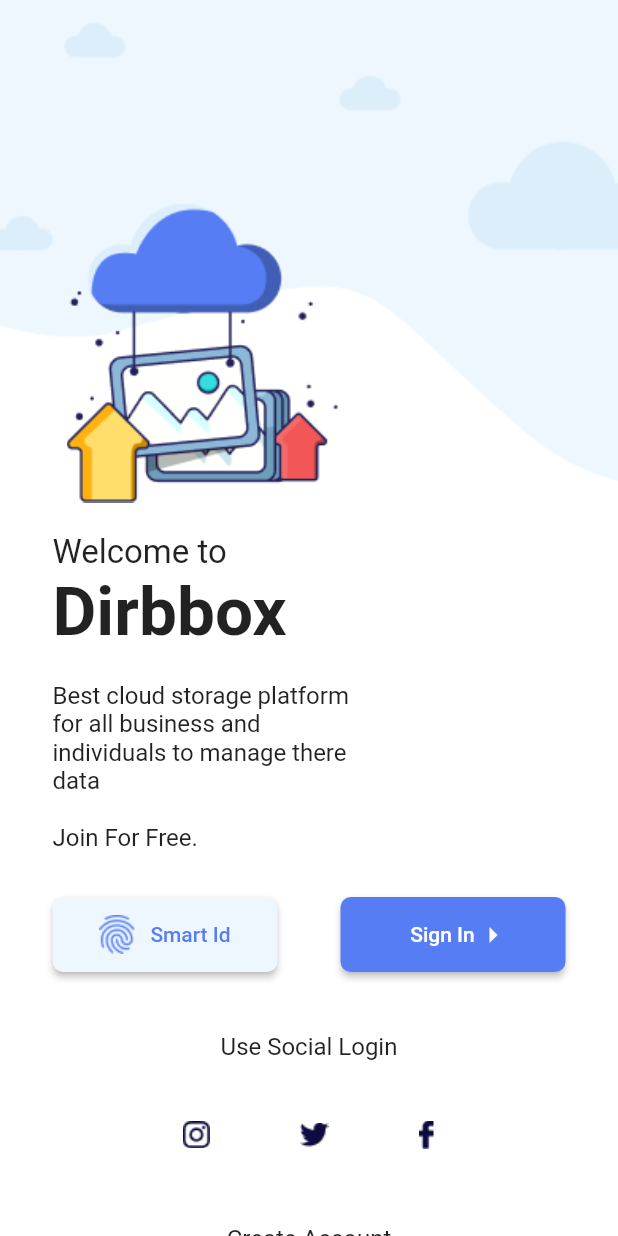
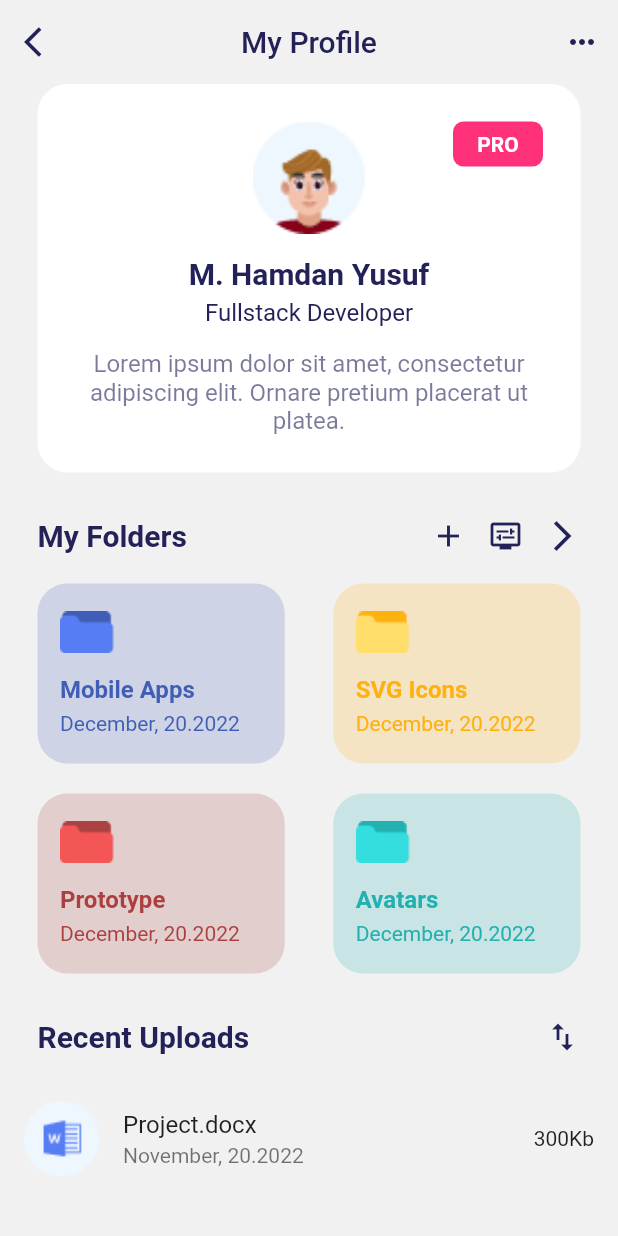
Before and after one commit to itsmhyne/mhyflutter, a Flutter app: the screen it shows after launch, after a tap on "Sign In", on a phone screen of 412 x 824 dp. Run offline on Flutter 3.47's test engine with Material 2 defaults, Android fonts, the phone set to English and light mode, and no system bars; our stand-ins replace get, introduction_screen, lottie.

Commit message:
add ui dirbbox profile

```diff
--- a/lib/app/modules/dirbbox_login/views/dirbbox_login_view.dart
+++ b/lib/app/modules/dirbbox_login/views/dirbbox_login_view.dart
@@ -1,6 +1,7 @@
 import 'dart:ui';
 
 import 'package:flutter/material.dart';
+import 'package:flutterapi/app/routes/app_pages.dart';
 
 import 'package:get/get.dart';
 
@@ -85,7 +86,9 @@ class DirbboxLoginView extends GetView<DirbboxLoginController> {
                                 borderRadius: BorderRadius.circular(7))),
                       ),
                       ElevatedButton(
-                        onPressed: () {},
+                        onPressed: () {
+                          Get.toNamed(Routes.DIRBBOX_PROFILE);
+                        },
                         child: Row(
                           mainAxisAlignment: MainAxisAlignment.center,
                           children: [
--- /dev/null
+++ b/lib/app/modules/dirbbox_profile/bindings/dirbbox_profile_binding.dart
@@ -0,0 +1,12 @@
+import 'package:get/get.dart';
+
+import '../controllers/dirbbox_profile_controller.dart';
+
+class DirbboxProfileBinding extends Bindings {
+  @override
+  void dependencies() {
+    Get.lazyPut<DirbboxProfileController>(
+      () => DirbboxProfileController(),
+    );
+  }
+}
--- /dev/null
+++ b/lib/app/modules/dirbbox_profile/controllers/dirbbox_profile_controller.dart
@@ -0,0 +1,20 @@
+import 'package:get/get.dart';
+
+class DirbboxProfileController extends GetxController {
+  //TODO: Implement DirbboxProfileController
+
+  final count = 0.obs;
+  @override
+  void onInit() {
+    super.onInit();
+  }
+
+  @override
+  void onReady() {
+    super.onReady();
+  }
+
+  @override
+  void onClose() {}
+  void increment() => count.value++;
+}
--- /dev/null
+++ b/lib/app/modules/dirbbox_profile/views/dirbbox_profile_view.dart
@@ -0,0 +1,288 @@
+import 'package:flutter/cupertino.dart';
+import 'package:flutter/material.dart';
+import 'package:flutterapi/app/routes/app_pages.dart';
+
+import 'package:get/get.dart';
+
+import '../controllers/dirbbox_profile_controller.dart';
+
+class DirbboxProfileView extends GetView<DirbboxProfileController> {
+  @override
+  Widget build(BuildContext context) {
+    return Scaffold(
+      backgroundColor: Color(0xfff1f1f1),
+      appBar: AppBar(
+        elevation: 0,
+        backgroundColor: Color(0xfff1f1f1),
+        leading: IconButton(
+            onPressed: () {
+              Get.offAllNamed(Routes.DIRBBOX_LOGIN);
+            },
+            icon: Icon(Icons.arrow_back_ios),
+            color: Color(0xff222158)),
+        title: Text(
+          'My Profile',
+          style: TextStyle(color: Color(0xff222158)),
+        ),
+        actions: [
+          IconButton(
+              onPressed: () {
+                Get.snackbar("Info", "More Clicked");
+              },
+              icon: Icon(Icons.more_horiz_sharp),
+              color: Color(0xff222158))
+        ],
+        centerTitle: true,
+      ),
+      body: ListView(
+        children: [
+          Container(
+            margin: EdgeInsets.symmetric(horizontal: 25),
+            padding: EdgeInsets.all(25),
+            decoration: BoxDecoration(
+              color: Colors.white,
+              borderRadius: BorderRadius.circular(20),
+            ),
+            child: Stack(
+              children: [
+                Column(
+                  children: [
+                    Container(
+                        width: 75,
+                        height: 75,
+                        child: Image.asset(
+                          "assets/dirbbox/profile.png",
+                          fit: BoxFit.cover,
+                        )),
+                    SizedBox(
+                      height: 15,
+                    ),
+                    Text(
+                      "M. Hamdan Yusuf",
+                      style: TextStyle(
+                        fontSize: 20,
+                        fontWeight: FontWeight.bold,
+                        color: Color(0xff222158),
+                      ),
+                    ),
+                    SizedBox(
+                      height: 5,
+                    ),
+                    Text(
+                      "Fullstack Developer",
+                      style: TextStyle(
+                        fontSize: 16,
+                        color: Color(0xff222158),
+                      ),
+                    ),
+                    SizedBox(
+                      height: 15,
+                    ),
+                    Text(
+                      "Lorem ipsum dolor sit amet, consectetur adipiscing elit. Ornare pretium placerat ut platea.",
+                      textAlign: TextAlign.center,
+                      style: TextStyle(
+                        fontSize: 16,
+                        color: Color(0xff222158).withOpacity(0.6),
+                      ),
+                    )
+                  ],
+                ),
+                Align(
+                  alignment: Alignment.topRight,
+                  child: Container(
+                    width: 60,
+                    height: 30,
+                    decoration: BoxDecoration(
+                        color: Color(0xffff317b),
+                        borderRadius: BorderRadius.circular(7)),
+                    child: Center(
+                        child: Text(
+                      "PRO",
+                      style: TextStyle(
+                        color: Colors.white,
+                        fontWeight: FontWeight.bold,
+                      ),
+                    )),
+                  ),
+                ),
+              ],
+            ),
+          ),
+          SizedBox(
+            height: 30,
+          ),
+          Padding(
+            padding: const EdgeInsets.symmetric(horizontal: 25),
+            child: Row(
+              mainAxisAlignment: MainAxisAlignment.spaceBetween,
+              children: [
+                Text(
+                  "My Folders",
+                  style: TextStyle(
+                      color: Color(0xff222158),
+                      fontSize: 20,
+                      fontWeight: FontWeight.bold),
+                ),
+                Container(
+                  width: 100,
+                  child: Row(
+                    mainAxisAlignment: MainAxisAlignment.spaceBetween,
+                    children: [
+                      Icon(
+                        Icons.add,
+                        color: Color(0xff222158),
+                      ),
+                      Icon(
+                        Icons.display_settings_outlined,
+                        color: Color(0xff222158),
+                      ),
+                      Icon(
+                        Icons.arrow_forward_ios,
+                        color: Color(0xff222158),
+                      )
+                    ],
+                  ),
+                ),
+              ],
+            ),
+          ),
+          SizedBox(
+            height: 20,
+          ),
+          Padding(
+            padding: const EdgeInsets.symmetric(horizontal: 25),
+            child: Row(
+              mainAxisAlignment: MainAxisAlignment.spaceBetween,
+              children: [
+                CardFolder(
+                  title: "Mobile Apps",
+                  date: "December, 20.2022",
+                  color: Color(0xff415eb6),
+                  image: Image.asset("assets/dirbbox/bluefolder.png"),
+                ),
+                CardFolder(
+                  title: "SVG Icons",
+                  date: "December, 20.2022",
+                  color: Color(0xffffb110),
+                  image: Image.asset("assets/dirbbox/yellowfolder.png"),
+                ),
+              ],
+            ),
+          ),
+          SizedBox(
+            height: 20,
+          ),
+          Padding(
+            padding: const EdgeInsets.symmetric(horizontal: 25),
+            child: Row(
+              mainAxisAlignment: MainAxisAlignment.spaceBetween,
+              children: [
+                CardFolder(
+                  title: "Prototype",
+                  date: "December, 20.2022",
+                  color: Color(0xffac4040),
+                  image: Image.asset("assets/dirbbox/redfolder.png"),
+                ),
+                CardFolder(
+                  title: "Avatars",
+                  date: "December, 20.2022",
+                  color: Color(0xff23b0b0),
+                  image: Image.asset("assets/dirbbox/greenfolder.png"),
+                ),
+              ],
+            ),
+          ),
+          SizedBox(
+            height: 30,
+          ),
+          Padding(
+            padding: const EdgeInsets.symmetric(horizontal: 25),
+            child: Row(
+              mainAxisAlignment: MainAxisAlignment.spaceBetween,
+              children: [
+                Text(
+                  "Recent Uploads",
+                  style: TextStyle(
+                      color: Color(0xff222158),
+                      fontSize: 20,
+                      fontWeight: FontWeight.bold),
+                ),
+                Icon(
+                  Icons.swap_vert,
+                  color: Color(0xff222158),
+                )
+              ],
+            ),
+          ),
+          SizedBox(
+            height: 20,
+          ),
+          ListTile(
+            leading: Container(
+                height: 50,
+                width: 50,
+                child: Image.asset(
+                  "assets/dirbbox/word.png",
+                  fit: BoxFit.cover,
+                )),
+            title: Text("Project.docx"),
+            subtitle: Text("November, 20.2022"),
+            trailing: Text("300Kb"),
+          )
+        ],
+      ),
+    );
+  }
+}
+
+class CardFolder extends StatelessWidget {
+  CardFolder(
+      {Key? key,
+      required this.title,
+      required this.date,
+      required this.color,
+      required this.image})
+      : super(key: key);
+
+  final String title;
+  final String date;
+  final Color color;
+  final Image image;
+
+  @override
+  Widget build(BuildContext context) {
+    return Container(
+      padding: EdgeInsets.all(15),
+      width: Get.width * 0.4,
+      height: 120,
+      decoration: BoxDecoration(
+          color: color.withOpacity(0.2),
+          borderRadius: BorderRadius.circular(20)),
+      child: Column(
+          crossAxisAlignment: CrossAxisAlignment.start,
+          mainAxisAlignment: MainAxisAlignment.center,
+          children: [
+            image,
+            SizedBox(
+              height: 15,
+            ),
+            Text(
+              title,
+              style: TextStyle(
+                  color: color, fontSize: 16, fontWeight: FontWeight.w600),
+            ),
+            SizedBox(
+              height: 5,
+            ),
+            Text(
+              date,
+              style: TextStyle(
+                color: color,
+                fontSize: 14,
+              ),
+            ),
+          ]),
+    );
+  }
+}
--- a/lib/app/routes/app_pages.dart
+++ b/lib/app/routes/app_pages.dart
@@ -2,6 +2,8 @@ import 'package:get/get.dart';
 
 import 'package:flutterapi/app/modules/dirbbox_login/bindings/dirbbox_login_binding.dart';
 import 'package:flutterapi/app/modules/dirbbox_login/views/dirbbox_login_view.dart';
+import 'package:flutterapi/app/modules/dirbbox_profile/bindings/dirbbox_profile_binding.dart';
+import 'package:flutterapi/app/modules/dirbbox_profile/views/dirbbox_profile_view.dart';
 import 'package:flutterapi/app/modules/forgot/bindings/forgot_binding.dart';
 import 'package:flutterapi/app/modules/forgot/views/forgot_view.dart';
 import 'package:flutterapi/app/modules/home/bindings/home_binding.dart';
@@ -51,5 +53,10 @@ class AppPages {
       page: () => DirbboxLoginView(),
       binding: DirbboxLoginBinding(),
     ),
+    GetPage(
+      name: _Paths.DIRBBOX_PROFILE,
+      page: () => DirbboxProfileView(),
+      binding: DirbboxProfileBinding(),
+    ),
   ];
 }
--- a/lib/app/routes/app_routes.dart
+++ b/lib/app/routes/app_routes.dart
@@ -11,6 +11,7 @@ abstract class Routes {
   static const FORGOT = _Paths.FORGOT;
   static const SPLASHSCREEN = _Paths.SPLASHSCREEN;
   static const DIRBBOX_LOGIN = _Paths.DIRBBOX_LOGIN;
+  static const DIRBBOX_PROFILE = _Paths.DIRBBOX_PROFILE;
 }
 
 abstract class _Paths {
@@ -21,4 +22,5 @@ abstract class _Paths {
   static const FORGOT = '/forgot';
   static const SPLASHSCREEN = '/splashscreen';
   static const DIRBBOX_LOGIN = '/dirbbox-login';
+  static const DIRBBOX_PROFILE = '/dirbbox-profile';
 }
```
Also changed, not shown: assets/dirbbox/bluefolder.png (added), assets/dirbbox/greenfolder.png (added), assets/dirbbox/profile.png (added), assets/dirbbox/redfolder.png (added), assets/dirbbox/word.png (added), assets/dirbbox/yellowfolder.png (added).
